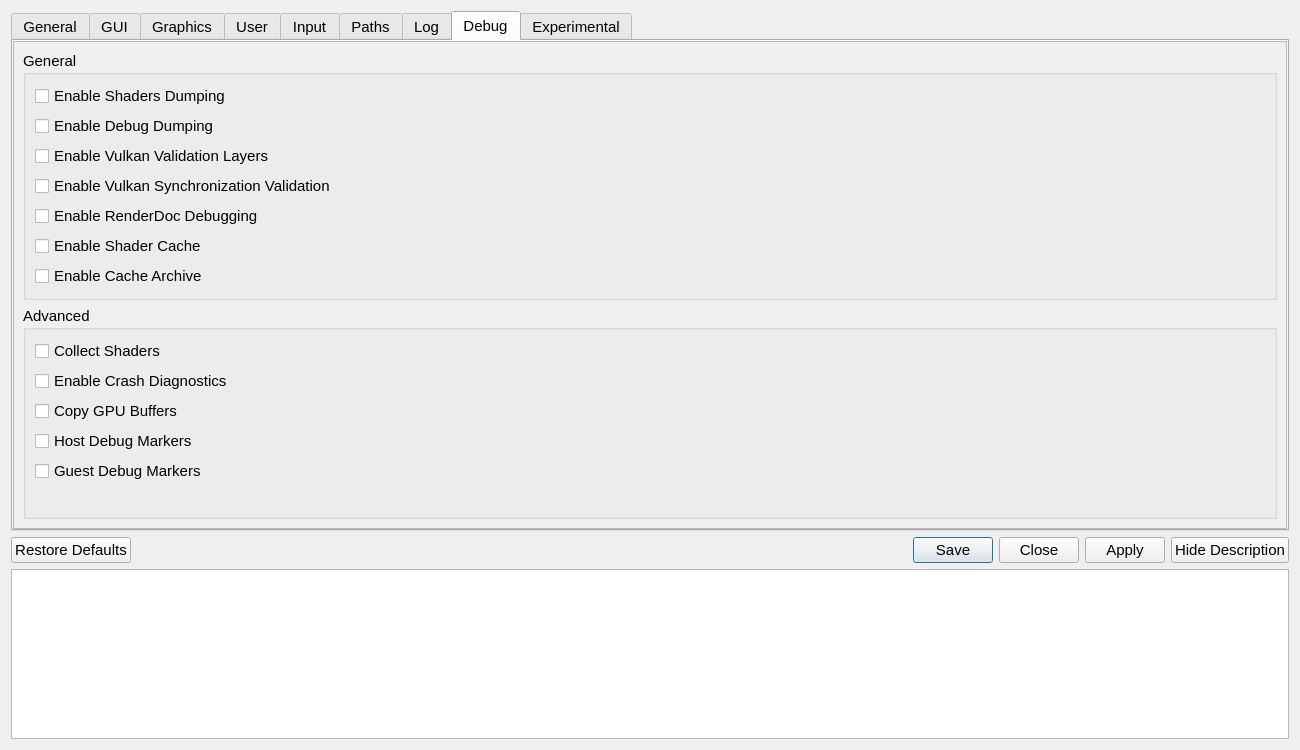
The window that src/qt_gui/settings_dialog.ui (diegolix29/shadPS4) describes before a commit, drawn with Qt 5.
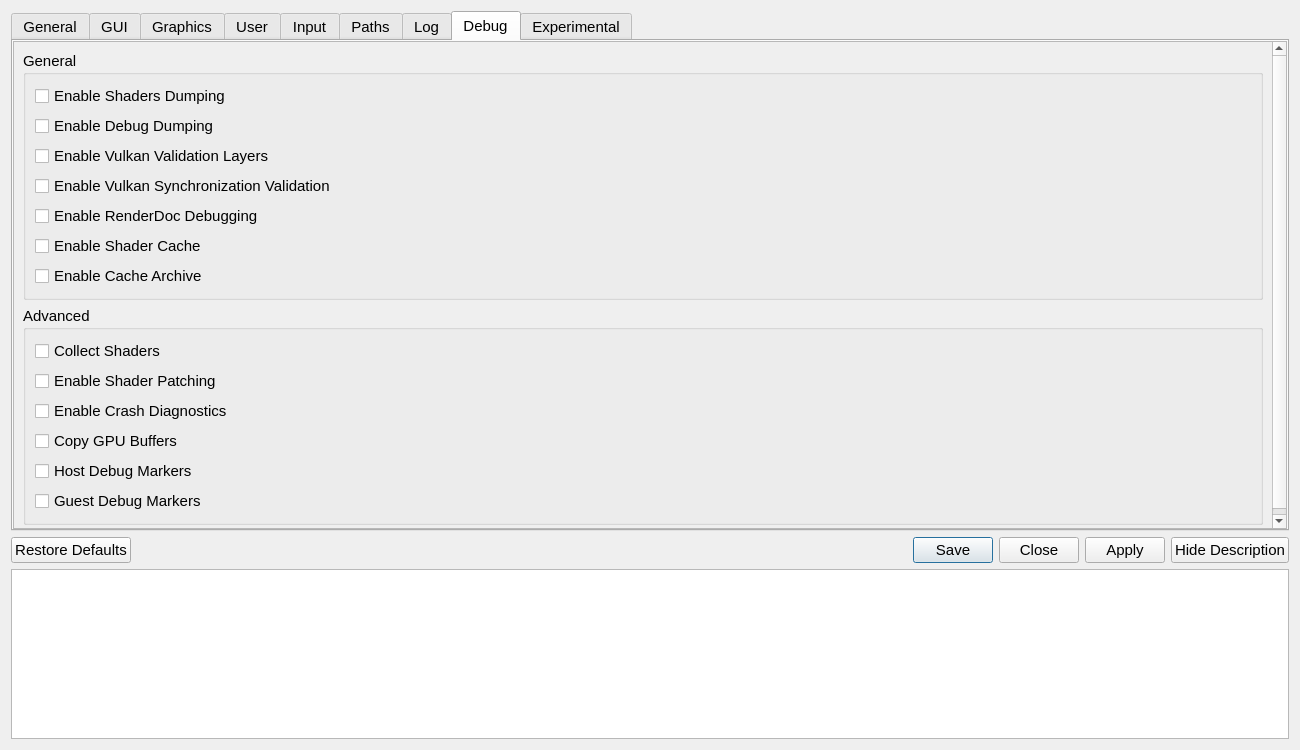
The same window after the commit. Icons and pictures are not drawn.

Commit message: Auto patch shaders configuration in debug tab, works with shader cache.

What changed in the file:
```diff
--- a/src/qt_gui/settings_dialog.ui
+++ b/src/qt_gui/settings_dialog.ui
@@ -2701,27 +2701,34 @@
 														</widget>
 													</item>
 													<item row="1" column="0">
+														<widget class="QCheckBox" name="patchShadersCheckBox">
+															<property name="text">
+																<string>Enable Shader Patching</string>
+															</property>
+														</widget>
+													</item>
+													<item row="2" column="0">
 														<widget class="QCheckBox" name="crashDiagnosticsCheckBox">
 															<property name="text">
 																<string>Enable Crash Diagnostics</string>
 															</property>
 														</widget>
 													</item>
-													<item row="2" column="0">
+													<item row="3" column="0">
 														<widget class="QCheckBox" name="copyGPUBuffersCheckBox">
 															<property name="text">
 																<string>Copy GPU Buffers</string>
 															</property>
 														</widget>
 													</item>
-													<item row="3" column="0">
+													<item row="4" column="0">
 														<widget class="QCheckBox" name="hostMarkersCheckBox">
 															<property name="text">
 																<string>Host Debug Markers</string>
 															</property>
 														</widget>
 													</item>
-													<item row="4" column="0">
+													<item row="5" column="0">
 														<widget class="QCheckBox" name="guestMarkersCheckBox">
 															<property name="text">
 																<string>Guest Debug Markers</string>
```
The commit also changes 13 other files.
